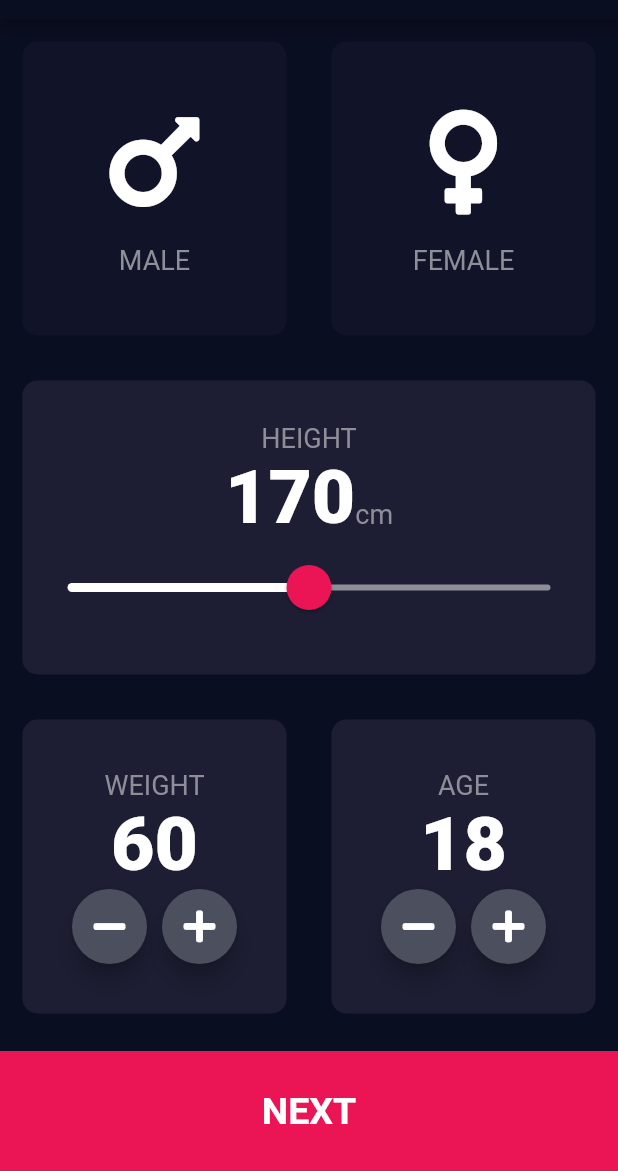
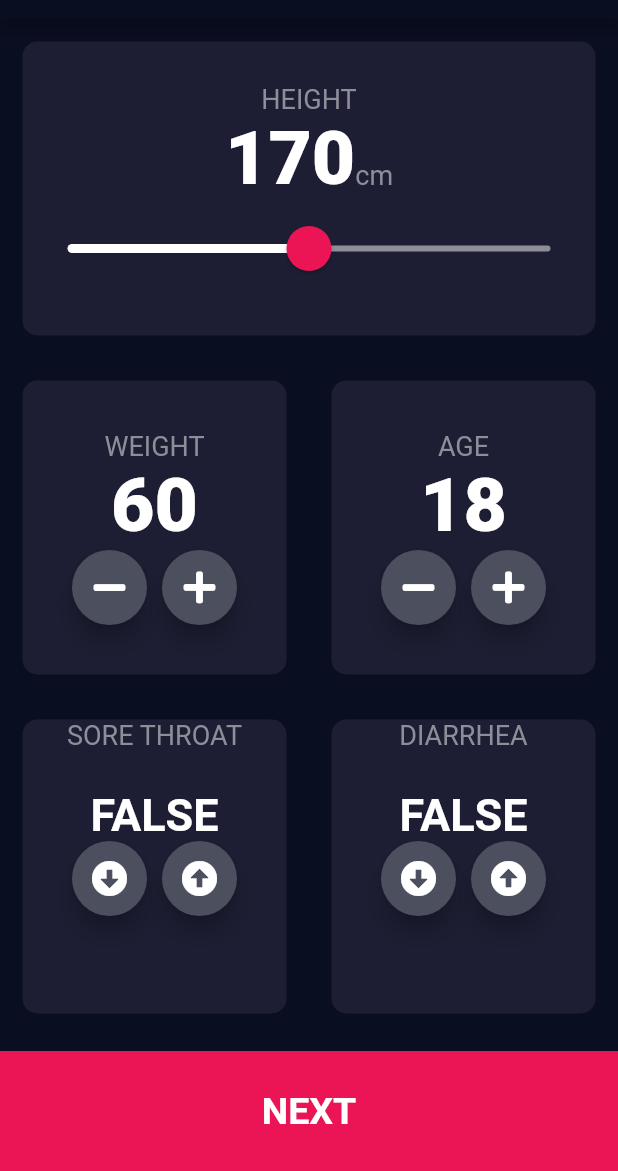
Before and after one commit to abhi-kv29/COVID-RISK-FACTOR-CALCULATOR, a Flutter app: the InputPage screen opened directly, on a phone screen of 412 x 824 dp, the part 65-1236 px from its top. Run offline on Flutter 3.47's test engine with Material 2 defaults, Android fonts, the phone set to English and light mode, and no system bars; our stand-ins replace font_awesome_flutter.

Commit message:
refactored code

```diff
--- a/lib/input_page.dart
+++ b/lib/input_page.dart
@@ -9,11 +9,6 @@ import 'covid_page.dart';
 import 'botton_button.dart';
 import 'round_icon_button.dart';
 
-enum Gender {
-  male,
-  female,
-}
-
 class InputPage extends StatefulWidget {
   @override
   _InputPageState createState() => _InputPageState();
@@ -23,10 +18,11 @@ class _InputPageState extends State<InputPage> {
   Color maleCardColour = kInactiveCardColour;
   Color femaleCardColour = kInactiveCardColour;
 
-  Gender selectedGender;
   int height = 170;
   int weight = 60;
   int age = 18;
+  bool soreThroat = false;
+  bool diarrhea = false;
 
   @override
   Widget build(BuildContext context) {
@@ -38,44 +34,6 @@ class _InputPageState extends State<InputPage> {
         body: Column(
           crossAxisAlignment: CrossAxisAlignment.stretch,
           children: <Widget>[
-            Expanded(
-              child: Row(
-                children: <Widget>[
-                  Expanded(
-                    child: ReusableCard(
-                      onPress: () {
-                        setState(() {
-                          selectedGender = Gender.male;
-                        });
-                      },
-                      colour: selectedGender == Gender.male
-                          ? kActiveCardColour
-                          : kInactiveCardColour,
-                      cardChild: IconContent(
-                        icon: FontAwesomeIcons.mars,
-                        label: 'MALE',
-                      ),
-                    ),
-                  ),
-                  Expanded(
-                    child: ReusableCard(
-                      onPress: () {
-                        setState(() {
-                          selectedGender = Gender.female;
-                        });
-                      },
-                      colour: selectedGender == Gender.female
-                          ? kActiveCardColour
-                          : kInactiveCardColour,
-                      cardChild: IconContent(
-                        icon: FontAwesomeIcons.venus,
-                        label: 'FEMALE',
-                      ),
-                    ),
-                  ),
-                ],
-              ),
-            ),
             Expanded(
               child: ReusableCard(
                 colour: kActiveCardColour,
@@ -225,6 +183,100 @@ class _InputPageState extends State<InputPage> {
                 ],
               ),
             ),
+            Expanded(
+              child: Row(
+                children: <Widget>[
+                  Expanded(
+                    child: ReusableCard(
+                      colour: kActiveCardColour,
+                      cardChild: Column(
+                        children: <Widget>[
+                          Text(
+                            'SORE THROAT',
+                            style: kLabelTextStyle,
+                          ),
+                          SizedBox(
+                            height: 25.0,
+                          ),
+                          Text(
+                            soreThroat.toString().toUpperCase(),
+                            style: kBoolTextStyle,
+                          ),
+                          Row(
+                            mainAxisAlignment: MainAxisAlignment.center,
+                            children: <Widget>[
+                              RoundIconButton(
+                                icon: FontAwesomeIcons.solidArrowAltCircleDown,
+                                onPressed: () {
+                                  setState(() {
+                                    soreThroat = false;
+                                  });
+                                },
+                              ),
+                              SizedBox(
+                                width: 10,
+                              ),
+                              RoundIconButton(
+                                icon: FontAwesomeIcons.solidArrowAltCircleUp,
+                                onPressed: () {
+                                  setState(() {
+                                    soreThroat = true;
+                                  });
+                                },
+                              ),
+                            ],
+                          ),
+                        ],
+                      ),
+                    ),
+                  ),
+                  Expanded(
+                    child: ReusableCard(
+                      colour: kActiveCardColour,
+                      cardChild: Column(
+                        children: <Widget>[
+                          Text(
+                            'DIARRHEA',
+                            style: kLabelTextStyle,
+                          ),
+                          SizedBox(
+                            height: 25.0,
+                          ),
+                          Text(
+                            diarrhea.toString().toUpperCase(),
+                            style: kBoolTextStyle,
+                          ),
+                          Row(
+                            mainAxisAlignment: MainAxisAlignment.center,
+                            children: <Widget>[
+                              RoundIconButton(
+                                icon: FontAwesomeIcons.solidArrowAltCircleDown,
+                                onPressed: () {
+                                  setState(() {
+                                    diarrhea = false;
+                                  });
+                                },
+                              ),
+                              SizedBox(
+                                width: 10,
+                              ),
+                              RoundIconButton(
+                                icon: FontAwesomeIcons.solidArrowAltCircleUp,
+                                onPressed: () {
+                                  setState(() {
+                                    diarrhea = true;
+                                  });
+                                },
+                              ),
+                            ],
+                          ),
+                        ],
+                      ),
+                    ),
+                  ),
+                ],
+              ),
+            ),
             BottomButton(
                 buttonTitle: 'NEXT',
                 onTap: () {
```
